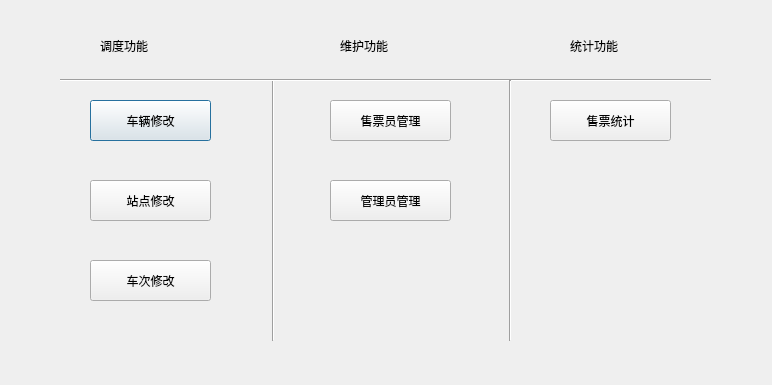
Old version of the form ManagerUI.ui in the repository yuanyaaa/TicketManagementSystem.
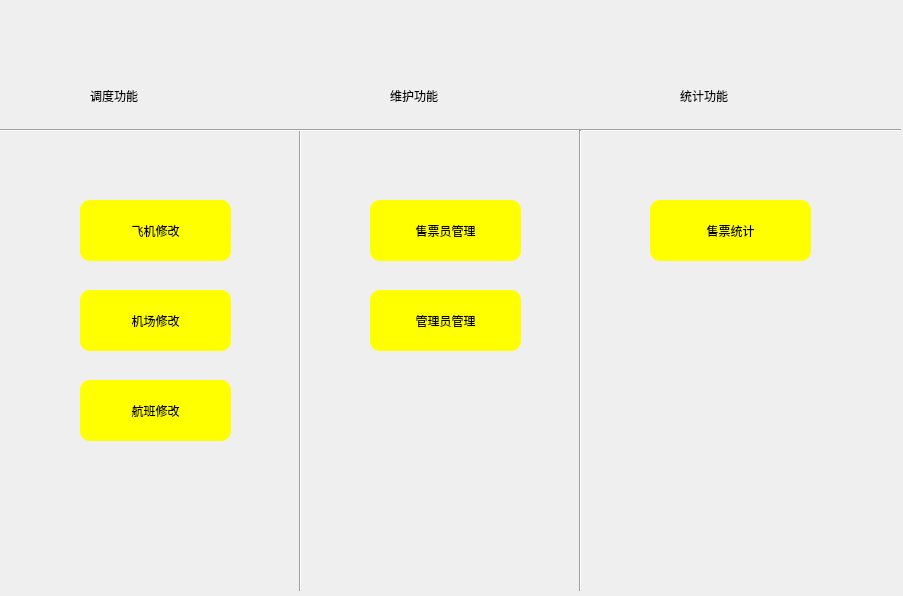
New version of the form. Icons and pictures are not drawn.

Commit message: 添加涛哥的界面修改

The edit to the form file:
```diff
--- a/ManagerUI.ui
+++ b/ManagerUI.ui
@@ -6,72 +6,119 @@
    <rect>
     <x>0</x>
     <y>0</y>
-    <width>772</width>
-    <height>385</height>
+    <width>903</width>
+    <height>596</height>
    </rect>
   </property>
   <property name="windowTitle">
    <string>Dialog</string>
   </property>
+  <property name="styleSheet">
+   <string notr="true">#Manager{border-image: url(:/bg_5.jpg);}</string>
+  </property>
   <widget class="QPushButton" name="trainbtn">
    <property name="geometry">
     <rect>
-     <x>90</x>
-     <y>100</y>
-     <width>121</width>
-     <height>41</height>
+     <x>80</x>
+     <y>200</y>
+     <width>151</width>
+     <height>61</height>
     </rect>
    </property>
    <property name="styleSheet">
-    <string notr="true">font: 14pt &quot;方正颜宋简体&quot;;</string>
+    <string notr="true">QPushButton{
+border-style:outset;
+font: 14pt &quot;楷体&quot;;
+background-color: rgb(255, 255, 0);
+border-radius:10px;
+}
+QPushButton:pressed{
+border-style:inset;
+border-radius:10px;
+background-color:rgb(255, 255, 255);
+font: 14pt &quot;楷体&quot;;
+}</string>
    </property>
    <property name="text">
-    <string>车辆修改</string>
+    <string>飞机修改</string>
    </property>
   </widget>
   <widget class="QPushButton" name="stationbtn">
    <property name="geometry">
     <rect>
-     <x>90</x>
-     <y>180</y>
-     <width>121</width>
-     <height>41</height>
+     <x>80</x>
+     <y>290</y>
+     <width>151</width>
+     <height>61</height>
     </rect>
    </property>
    <property name="styleSheet">
-    <string notr="true">font: 14pt &quot;方正颜宋简体&quot;;</string>
+    <string notr="true">QPushButton{
+border-style:outset;
+font: 14pt &quot;楷体&quot;;
+background-color: rgb(255, 255, 0);
+border-radius:10px;
+}
+QPushButton:pressed{
+border-style:inset;
+border-radius:10px;
+background-color:rgb(255, 255, 255);
+font: 14pt &quot;楷体&quot;;
+}</string>
    </property>
    <property name="text">
-    <string>站点修改</string>
+    <string>机场修改</string>
    </property>
   </widget>
   <widget class="QPushButton" name="trainnumbtn">
    <property name="geometry">
     <rect>
-     <x>90</x>
-     <y>260</y>
-     <width>121</width>
-     <height>41</height>
+     <x>80</x>
+     <y>380</y>
+     <width>151</width>
+     <height>61</height>
     </rect>
    </property>
    <property name="styleSheet">
-    <string notr="true">font: 14pt &quot;方正颜宋简体&quot;;</string>
+    <string notr="true">QPushButton{
+border-style:outset;
+font: 14pt &quot;楷体&quot;;
+background-color: rgb(255, 255, 0);
+border-radius:10px;
+}
+QPushButton:pressed{
+border-style:inset;
+border-radius:10px;
+background-color:rgb(255, 255, 255);
+font: 14pt &quot;楷体&quot;;
+}</string>
    </property>
    <property name="text">
-    <string>车次修改</string>
+    <string>航班修改</string>
    </property>
   </widget>
   <widget class="QPushButton" name="pushButton_4">
    <property name="geometry">
     <rect>
-     <x>330</x>
-     <y>100</y>
-     <width>121</width>
-     <height>41</height>
+     <x>370</x>
+     <y>200</y>
+     <width>151</width>
+     <height>61</height>
     </rect>
    </property>
    <property name="styleSheet">
-    <string notr="true">font: 14pt &quot;方正颜宋简体&quot;;</string>
+    <string notr="true">QPushButton{
+border-style:outset;
+font: 14pt &quot;楷体&quot;;
+background-color: rgb(255, 255, 0);
+border-radius:10px;
+}
+QPushButton:pressed{
+border-style:inset;
+border-radius:10px;
+background-color:rgb(255, 255, 255);
+font: 14pt &quot;楷体&quot;;
+}</string>
    </property>
    <property name="text">
     <string>售票员管理</string>
@@ -80,14 +127,25 @@
   <widget class="QPushButton" name="pushButton_5">
    <property name="geometry">
     <rect>
-     <x>330</x>
-     <y>180</y>
-     <width>121</width>
-     <height>41</height>
+     <x>370</x>
+     <y>290</y>
+     <width>151</width>
+     <height>61</height>
     </rect>
    </property>
    <property name="styleSheet">
-    <string notr="true">font: 14pt &quot;方正颜宋简体&quot;;</string>
+    <string notr="true">QPushButton{
+border-style:outset;
+font: 14pt &quot;楷体&quot;;
+background-color: rgb(255, 255, 0);
+border-radius:10px;
+}
+QPushButton:pressed{
+border-style:inset;
+border-radius:10px;
+background-color:rgb(255, 255, 255);
+font: 14pt &quot;楷体&quot;;
+}</string>
    </property>
    <property name="text">
     <string>管理员管理</string>
@@ -96,14 +154,25 @@
   <widget class="QPushButton" name="pushButton_6">
    <property name="geometry">
     <rect>
-     <x>550</x>
-     <y>100</y>
-     <width>121</width>
-     <height>41</height>
+     <x>650</x>
+     <y>200</y>
+     <width>161</width>
+     <height>61</height>
     </rect>
    </property>
    <property name="styleSheet">
-    <string notr="true">font: 14pt &quot;方正颜宋简体&quot;;</string>
+    <string notr="true">QPushButton{
+border-style:outset;
+font: 14pt &quot;楷体&quot;;
+background-color: rgb(255, 255, 0);
+border-radius:10px;
+}
+QPushButton:pressed{
+border-style:inset;
+border-radius:10px;
+background-color:rgb(255, 255, 255);
+font: 14pt &quot;楷体&quot;;
+}</string>
    </property>
    <property name="text">
     <string>售票统计</string>
@@ -112,10 +181,10 @@
   <widget class="Line" name="line">
    <property name="geometry">
     <rect>
-     <x>263</x>
-     <y>80</y>
+     <x>290</x>
+     <y>130</y>
      <width>20</width>
-     <height>261</height>
+     <height>461</height>
     </rect>
    </property>
    <property name="orientation">
@@ -125,9 +194,9 @@
   <widget class="Line" name="line_2">
    <property name="geometry">
     <rect>
-     <x>60</x>
-     <y>70</y>
-     <width>651</width>
+     <x>0</x>
+     <y>120</y>
+     <width>901</width>
      <height>21</height>
     </rect>
    </property>
@@ -138,10 +207,10 @@
   <widget class="Line" name="line_3">
    <property name="geometry">
     <rect>
-     <x>500</x>
-     <y>80</y>
+     <x>570</x>
+     <y>130</y>
      <width>20</width>
-     <height>261</height>
+     <height>461</height>
     </rect>
    </property>
    <property name="orientation">
@@ -151,9 +220,9 @@
   <widget class="QLabel" name="label">
    <property name="geometry">
     <rect>
-     <x>100</x>
-     <y>30</y>
-     <width>121</width>
+     <x>90</x>
+     <y>80</y>
+     <width>151</width>
      <height>31</height>
     </rect>
    </property>
@@ -167,8 +236,8 @@
   <widget class="QLabel" name="label_2">
    <property name="geometry">
     <rect>
-     <x>340</x>
-     <y>30</y>
+     <x>390</x>
+     <y>80</y>
      <width>121</width>
      <height>31</height>
     </rect>
@@ -183,8 +252,8 @@
   <widget class="QLabel" name="label_3">
    <property name="geometry">
     <rect>
-     <x>570</x>
-     <y>30</y>
+     <x>680</x>
+     <y>80</y>
      <width>121</width>
      <height>31</height>
     </rect>
```
Left out of the diff: 6 changed lines with no effect on the pictures. The commit also changes 30 other files.
